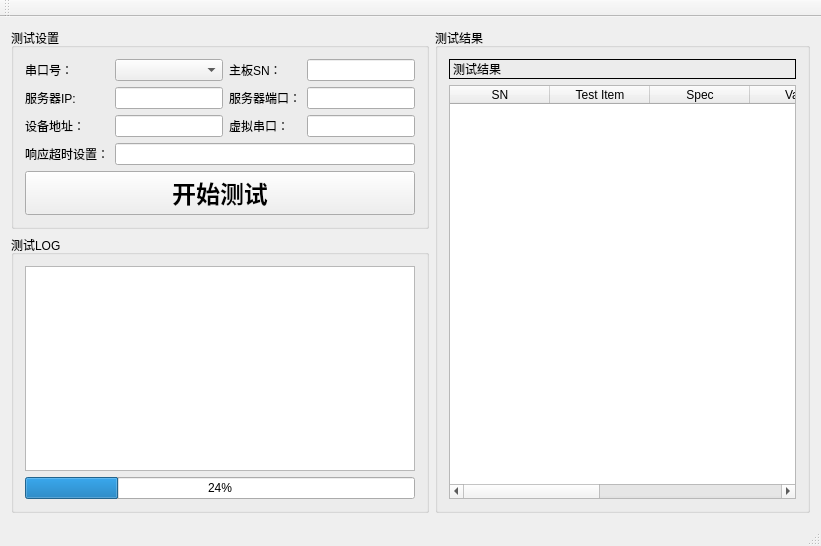
The window that COMMUNICATION/mainwindow.ui (Wang-shuange/gitdemo) describes before a commit, drawn with Qt 5.
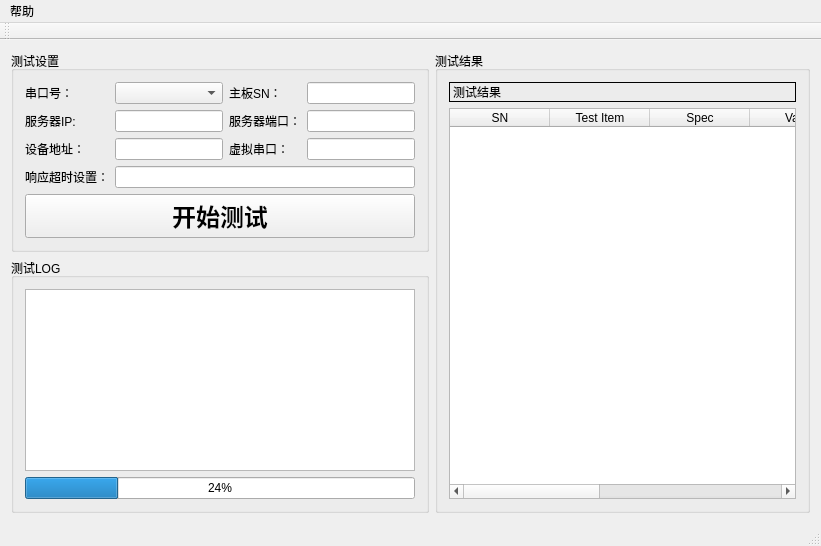
The same window after the commit. Custom widgets are drawn as their Qt base class.

```diff
--- a/COMMUNICATION/mainwindow.ui
+++ b/COMMUNICATION/mainwindow.ui
@@ -250,6 +250,13 @@
      <height>23</height>
     </rect>
    </property>
+   <widget class="QMenu" name="menu">
+    <property name="title">
+     <string>帮助</string>
+    </property>
+    <addaction name="actionAbout"/>
+   </widget>
+   <addaction name="menu"/>
   </widget>
   <widget class="QToolBar" name="mainToolBar">
    <attribute name="toolBarArea">
```
Left out of the diff: 5 changed lines with no effect on the pictures.
